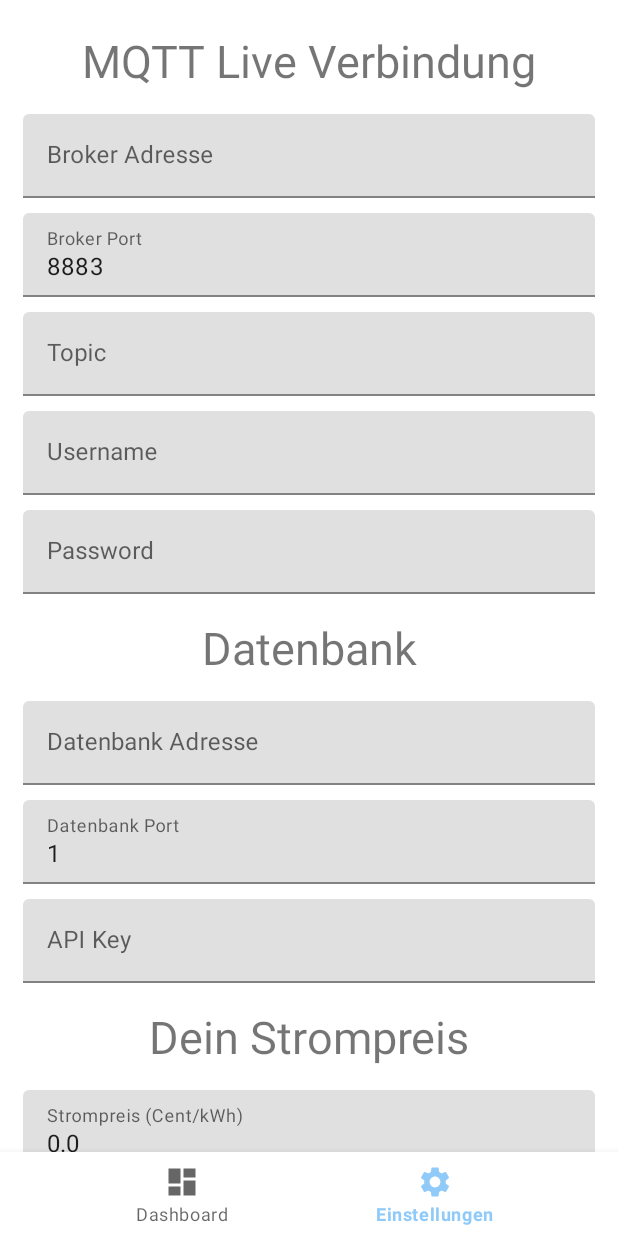
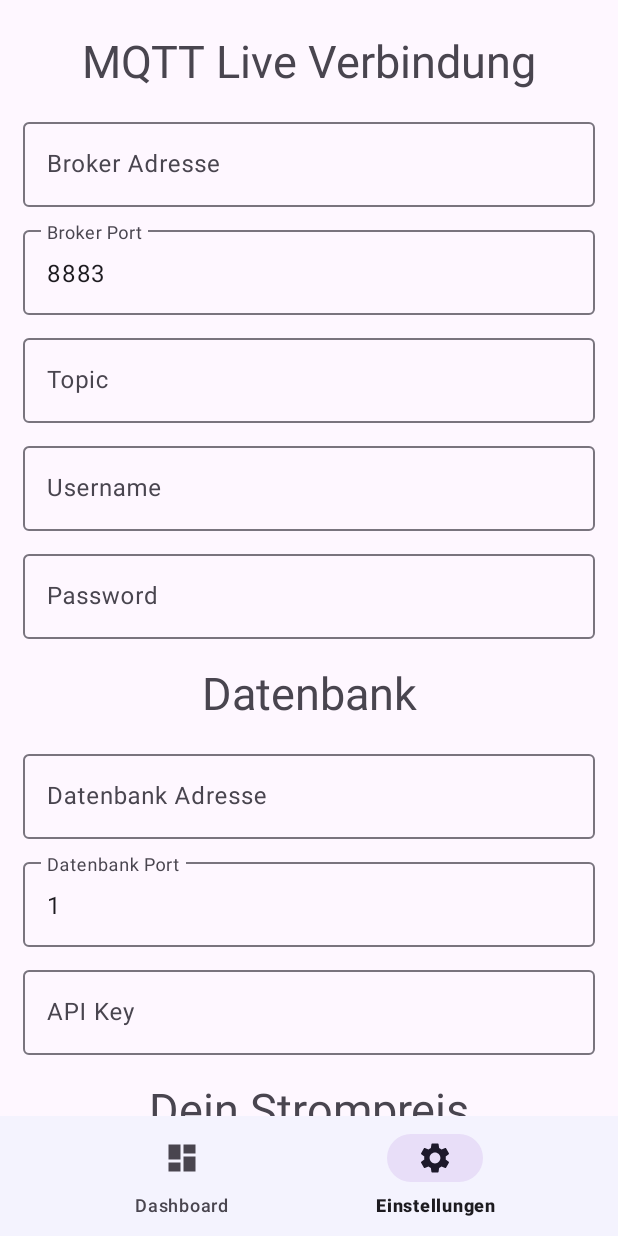
Before and after one commit to xErrorAmelie/Smartmeter-App, an Android app: the screen it shows after launch (MainActivity), item 2 of the bottom bar chosen, on a phone screen of 412 x 824 dp. Run offline under Robolectric (Android 15) with nearby library versions, the phone set to English and light mode, and no system bars; our stand-ins replace navigation-ui; libraries missing offline, so code that uses them is left out: com.github.mikephil.charting, info.mqtt.android, org.eclipse.paho; 9 statements that could not run were skipped.

Commit message:
M2 to M3 migration

```diff
--- a/app/src/main/java/com/example/myapplication/util/ChartUtil.kt
+++ b/app/src/main/java/com/example/myapplication/util/ChartUtil.kt
@@ -16,6 +16,7 @@ object ChartUtil {
         dataSet.valueTextColor = themeColor.data
         dataSet.barBorderColor = primaryColor.data
         dataSet.valueTextSize = 10F
+        dataSet.setDrawValues(false)
         chart.xAxis.textColor = themeColor.data
         chart.legend.textColor = themeColor.data
         chart.axisLeft.textColor = themeColor.data
--- a/app/src/main/res/values-night/themes.xml
+++ b/app/src/main/res/values-night/themes.xml
@@ -1,6 +1,6 @@
-<resources xmlns:tools="http://schemas.android.com/tools">
+<resources>
     <!-- Base application theme. -->
-    <style name="Theme.MyApplication" parent="Theme.MaterialComponents.DayNight.DarkActionBar">
+    <style name="Theme.MyApplication" parent="Theme.Material3.DayNight">
         <!-- Primary brand color. -->
         <item name="colorPrimary">#64B5F6</item>
         <item name="colorPrimaryVariant">#42A5F5</item>
@@ -14,7 +14,7 @@
         <item name="android:windowTranslucentStatus">true</item>
         <item name="android:windowTranslucentNavigation">true</item>
         <!-- Status bar color. -->
-        <item name="android:statusBarColor" tools:targetApi="l">?attr/colorPrimaryVariant</item>
+        <item name="android:statusBarColor" >?attr/colorPrimaryVariant</item>
         <!-- Customize your theme here. -->
     </style>
 </resources>
--- a/app/src/main/res/values/themes.xml
+++ b/app/src/main/res/values/themes.xml
@@ -1,6 +1,6 @@
-<resources xmlns:tools="http://schemas.android.com/tools">
+<resources>
     <!-- Base application theme. -->
-    <style name="Theme.MyApplication" parent="Theme.MaterialComponents.DayNight">
+    <style name="Theme.MyApplication" parent="Theme.Material3.DayNight">
         <!-- Primary brand color. -->
         <item name="colorPrimary">#90CAF9</item>
         <item name="colorPrimaryVariant">#64B5F6</item>
@@ -14,7 +14,7 @@
         <item name="windowNoTitle">true</item>
         <item name="android:windowTranslucentStatus">true</item>
         <item name="android:windowTranslucentNavigation">true</item>
-        <item name="android:statusBarColor" tools:targetApi="l">?attr/colorPrimaryVariant</item>
+        <item name="android:statusBarColor" >?attr/colorPrimaryVariant</item>
         <!-- Customize your theme here. -->
     </style>
 
```
Also changed, not shown: app/build.gradle (+5 -5 lines), app/src/main/res/layout/fragment_dashboard.xml (+22 -16 lines), app/src/debug/res/drawable-hdpi/ic_action_name.png (added), app/src/debug/res/drawable-mdpi/ic_action_name.png (added), app/src/debug/res/drawable-xhdpi/ic_action_name.png (added), app/src/debug/res/drawable-xxhdpi/ic_action_name.png (added), app/src/debug/res/drawable-xxxhdpi/background.png (added), app/src/debug/res/drawable-xxxhdpi/ic_action_name.png (added).
